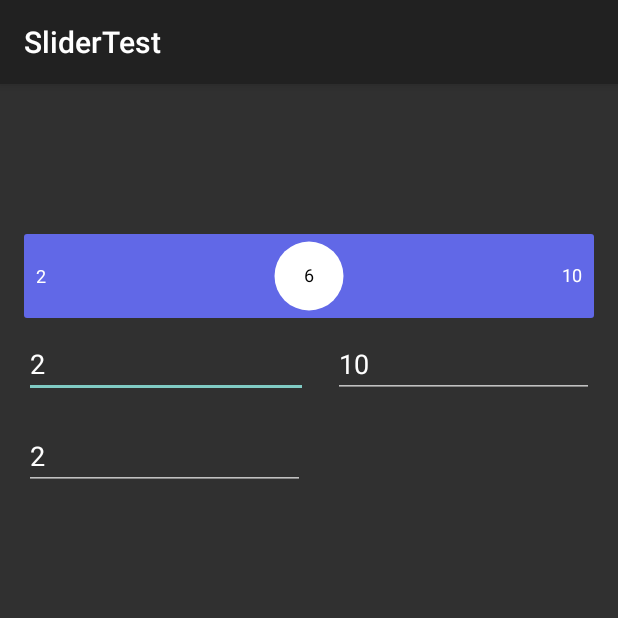
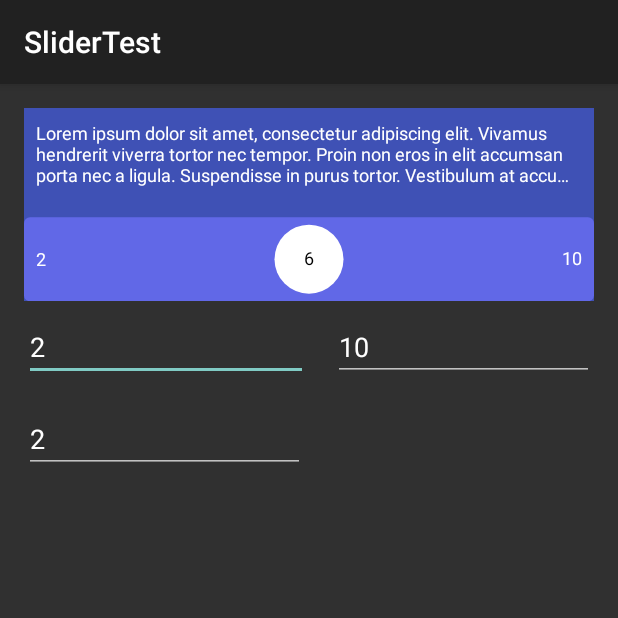
Before and after one commit to adsamcik/Slider, an Android app: the screen it shows after launch (MainActivity), on a phone screen of 412 x 824 dp, the top half of it. Run offline under Robolectric (Android 15) with nearby library versions, the phone set to English and light mode, and no system bars.

Commit message:
Add description to FluidSlider

```diff
--- a/app/src/main/res/layout/activity_main.xml
+++ b/app/src/main/res/layout/activity_main.xml
@@ -14,6 +14,8 @@
         app:layout_constraintEnd_toEndOf="parent"
         app:layout_constraintStart_toStartOf="parent"
         app:layout_constraintTop_toTopOf="parent"
+        android:background="@color/colorPrimary"
+        app:description="Lorem ipsum dolor sit amet, consectetur adipiscing elit. Vivamus hendrerit viverra tortor nec tempor. Proin non eros in elit accumsan porta nec a ligula. Suspendisse in purus tortor. Vestibulum at accumsan odio. Praesent fringilla metus in vehicula fermentum. Ut sit amet neque non massa facilisis mollis. Interdum et malesuada fames ac ante ipsum primis in faucibus. Cras nec massa eget neque laoreet gravida id nec libero. Maecenas eget diam iaculis, dignissim mi vitae, molestie velit. Sed aliquam lectus sit amet elit commodo, s"
         app:maxInt="10"
         app:minInt="2"
         app:stepInt="2" />
--- a/slider/src/main/java/com/adsamcik/slider/abstracts/FluidSlider.kt
+++ b/slider/src/main/java/com/adsamcik/slider/abstracts/FluidSlider.kt
@@ -13,6 +13,10 @@ import android.graphics.RectF
 import android.os.Build
 import android.os.Parcel
 import android.os.Parcelable
+import android.text.Layout
+import android.text.StaticLayout
+import android.text.TextPaint
+import android.text.TextUtils
 import android.util.AttributeSet
 import android.view.MotionEvent
 import android.view.View
@@ -29,8 +33,10 @@ import kotlin.math.abs
 import kotlin.math.acos
 import kotlin.math.atan2
 import kotlin.math.cos
+import kotlin.math.floor
 import kotlin.math.max
 import kotlin.math.min
+import kotlin.math.roundToInt
 import kotlin.math.sin
 import kotlin.math.sqrt
 
@@ -63,6 +69,7 @@ SOFTWARE.
 /**
  * Fluid slider forked from https://github.com/Ramotion/fluid-slider-android
  */
+@Suppress("MemberVisibilityCanBePrivate")
 abstract class FluidSlider @JvmOverloads constructor(
 		context: Context,
 		attrs: AttributeSet? = null,
@@ -88,11 +95,11 @@ abstract class FluidSlider @JvmOverloads constructor(
 	}
 
 	private companion object {
-		const val BAR_CORNER_RADIUS = 2
-		const val BAR_VERTICAL_OFFSET = 1.5f
+		const val BAR_CORNER_RADIUS = 4
+		const val BAR_VERTICAL_OFFSET = 1.3f
 		const val BAR_INNER_HORIZONTAL_OFFSET = 0
 
-		const val SLIDER_WIDTH = 4
+		const val SLIDER_WIDTH = 2
 		const val SLIDER_HEIGHT = 1 + BAR_VERTICAL_OFFSET
 
 		const val TOP_CIRCLE_DIAMETER = 1
@@ -119,6 +126,8 @@ abstract class FluidSlider @JvmOverloads constructor(
 		const val COLOR_BAR_TEXT = Color.WHITE
 
 		const val INITIAL_POSITION = 0.5f
+
+		const val DESCRIPTION_PADDING = 8f
 	}
 
 	private val barHeight: Float
@@ -151,6 +160,9 @@ abstract class FluidSlider @JvmOverloads constructor(
 	private val paintLabel: Paint
 	private val paintText: Paint
 
+	private var description: CharSequence = ""
+	private var descriptionLayout: StaticLayout? = null
+
 	private var maxMovement = 0f
 	private var touchX: Float? = null
 
@@ -165,19 +177,16 @@ abstract class FluidSlider @JvmOverloads constructor(
 	/**
 	 * Color of text inside "bubble".
 	 */
-	@Suppress("MemberVisibilityCanBePrivate")
 	var colorBubbleText = COLOR_LABEL_TEXT
 
 	/**
 	 * Color of `start` and `end` texts of slider.
 	 */
-	@Suppress("MemberVisibilityCanBePrivate")
 	var colorBarText = COLOR_BAR_TEXT
 
 	/**
 	 * Color of slider.
 	 */
-	@Suppress("MemberVisibilityCanBePrivate")
 	var colorBar: Int
 		get() = paintBar.color
 		set(value) {
@@ -187,7 +196,6 @@ abstract class FluidSlider @JvmOverloads constructor(
 	/**
 	 * Color of circle "bubble" inside bar.
 	 */
-	@Suppress("MemberVisibilityCanBePrivate")
 	var colorBubble: Int
 		get() = paintLabel.color
 		set(value) {
@@ -202,6 +210,26 @@ abstract class FluidSlider @JvmOverloads constructor(
 		set(value) {
 			paintText.textSize = value
 		}
+
+	/**
+	 * Description color
+	 */
+	var descriptionColor: Int
+		get() = descriptionPaint.color
+		set(value) {
+			descriptionPaint.color = value
+		}
+
+	/**
+	 * Description text paint
+	 */
+	var descriptionPaint: TextPaint = TextPaint(Paint.ANTI_ALIAS_FLAG)
+		set(value) {
+			field = value
+			updateDescription()
+		}
+
+	var descriptionPadding: RectF
 
 	/**
 	 * Bubble text.
@@ -355,7 +383,13 @@ abstract class FluidSlider @JvmOverloads constructor(
 		paintLabel = Paint(Paint.ANTI_ALIAS_FLAG)
 		paintLabel.style = Paint.Style.FILL
 
-		paintText = Paint(Paint.ANTI_ALIAS_FLAG)
+		paintText = TextPaint(Paint.ANTI_ALIAS_FLAG).apply {
+			this.color = Color.WHITE
+		}
+
+		descriptionPaint = TextPaint(Paint.ANTI_ALIAS_FLAG).apply {
+			this.color = Color.WHITE
+		}
 
 		val density = context.resources.displayMetrics.density
 
@@ -376,6 +410,10 @@ abstract class FluidSlider @JvmOverloads constructor(
 				)
 
 				textSize = a.getDimension(R.styleable.FluidSlider_text_size, TEXT_SIZE * density)
+				descriptionPaint.textSize = a.getDimension(
+						R.styleable.FluidSlider_description_text_size,
+						TEXT_SIZE * density
+				)
 				duration = abs(
 						a.getInteger(
 								R.styleable.FluidSlider_duration,
@@ -399,8 +437,10 @@ abstract class FluidSlider @JvmOverloads constructor(
 				val defaultBarHeight = if (a.getInteger(
 								R.styleable.FluidSlider_size,
 								1
-						) == 1) Size.NORMAL.value else Size.SMALL.value
+						) == 1) NORMAL.value else SMALL.value
 				barHeight = defaultBarHeight * density
+
+				description = a.getText(R.styleable.FluidSlider_description) ?: ""
 			} finally {
 				a.recycle()
 			}
@@ -426,6 +466,9 @@ abstract class FluidSlider @JvmOverloads constructor(
 		barCornerRadius = BAR_CORNER_RADIUS * density
 		barInnerOffset = BAR_INNER_HORIZONTAL_OFFSET * density
 		textOffset = TEXT_OFFSET * density
+
+		val padding = DESCRIPTION_PADDING * density
+		descriptionPadding = RectF(padding, padding, padding, padding)
 	}
 
 	/**
@@ -467,6 +510,45 @@ abstract class FluidSlider @JvmOverloads constructor(
 		setMeasuredDimension(w, h)
 	}
 
+	private fun updateDescription() {
+		if (description.isBlank()) {
+			descriptionLayout = null
+			return
+		}
+		val fontMetrics = descriptionPaint.fontMetrics
+		val lineHeight = fontMetrics.bottom - fontMetrics.top + fontMetrics.leading
+		val offsetHeight = barVerticalOffset - descriptionPadding.top - descriptionPadding.bottom
+		val maxLines = floor(offsetHeight / lineHeight).toInt()
+
+
+		if (Build.VERSION.SDK_INT >= Build.VERSION_CODES.M) {
+			descriptionLayout = StaticLayout.Builder.obtain(
+					description,
+					0,
+					description.length,
+					descriptionPaint,
+					width - (descriptionPadding.left + descriptionPadding.right).roundToInt()
+			)
+					.setMaxLines(maxLines)
+					.setEllipsize(TextUtils.TruncateAt.END)
+					.setBreakStrategy(Layout.BREAK_STRATEGY_BALANCED)
+					.build()
+		} else {
+			@Suppress("DEPRECATION")
+			descriptionLayout = StaticLayout(
+					description,
+					0,
+					description.length,
+					descriptionPaint,
+					width,
+					Layout.Alignment.ALIGN_NORMAL,
+					1f,
+					0f,
+					true
+			)
+		}
+	}
+
 	override fun onSizeChanged(w: Int, h: Int, oldw: Int, oldh: Int) {
 		super.onSizeChanged(w, h, oldw, oldh)
 
@@ -495,10 +577,15 @@ abstract class FluidSlider @JvmOverloads constructor(
 		rectLabel.set(0f, vOffset, labelRectDiameter, vOffset + labelRectDiameter)
 
 		maxMovement = width - touchRectDiameter - barInnerOffset * 2
+		updateDescription()
 	}
 
 	override fun onDraw(canvas: Canvas) {
 		super.onDraw(canvas)
+
+		canvas.translate(descriptionPadding.left, descriptionPadding.top)
+		descriptionLayout?.draw(canvas)
+		canvas.translate(-descriptionPadding.left, -descriptionPadding.top)
 
 		// Draw slider bar and text
 		canvas.drawRoundRect(rectBar, barCornerRadius, barCornerRadius, paintBar)
--- a/slider/src/main/res/values/attrs.xml
+++ b/slider/src/main/res/values/attrs.xml
@@ -1,31 +1,33 @@
 <?xml version="1.0" encoding="utf-8"?>
 <resources>
     <declare-styleable name="IntSlider">
-        <attr name="minInt" format="integer"/>
-        <attr name="maxInt" format="integer"/>
-        <attr name="stepInt" format="integer"/>
+        <attr name="minInt" format="integer" />
+        <attr name="maxInt" format="integer" />
+        <attr name="stepInt" format="integer" />
     </declare-styleable>
 
     <declare-styleable name="FloatSlider">
-        <attr name="minFloat" format="float"/>
-        <attr name="maxFloat" format="float"/>
-        <attr name="stepFloat" format="float"/>
+        <attr name="minFloat" format="float" />
+        <attr name="maxFloat" format="float" />
+        <attr name="stepFloat" format="float" />
     </declare-styleable>
 
     <declare-styleable name="FluidSlider">
-        <attr name="bar_color" format="color"/>
-        <attr name="bubble_color" format="color"/>
-        <attr name="bar_text_color" format="color"/>
-        <attr name="bubble_text_color" format="color"/>
-        <attr name="start_text" format="string"/>
-        <attr name="end_text" format="string"/>
-        <attr name="text_size" format="dimension"/>
-        <attr name="duration" format="integer"/>
+        <attr name="bar_color" format="color" />
+        <attr name="bubble_color" format="color" />
+        <attr name="bar_text_color" format="color" />
+        <attr name="bubble_text_color" format="color" />
+        <attr name="start_text" format="string" />
+        <attr name="end_text" format="string" />
+        <attr name="text_size" format="dimension" />
+        <attr name="duration" format="integer" />
         <!-- Initial position in range from 0.0 to 1.0 -->
-        <attr name="initial_position" format="float"/>
+        <attr name="initial_position" format="float" />
         <attr name="size" format="enum">
-            <enum name="small" value="0"/>
-            <enum name="normal" value="1"/>
+            <enum name="small" value="0" />
+            <enum name="normal" value="1" />
         </attr>
+        <attr name="description" format="string" />
+        <attr name="description_text_size" format="dimension" />
     </declare-styleable>
 </resources>
```
